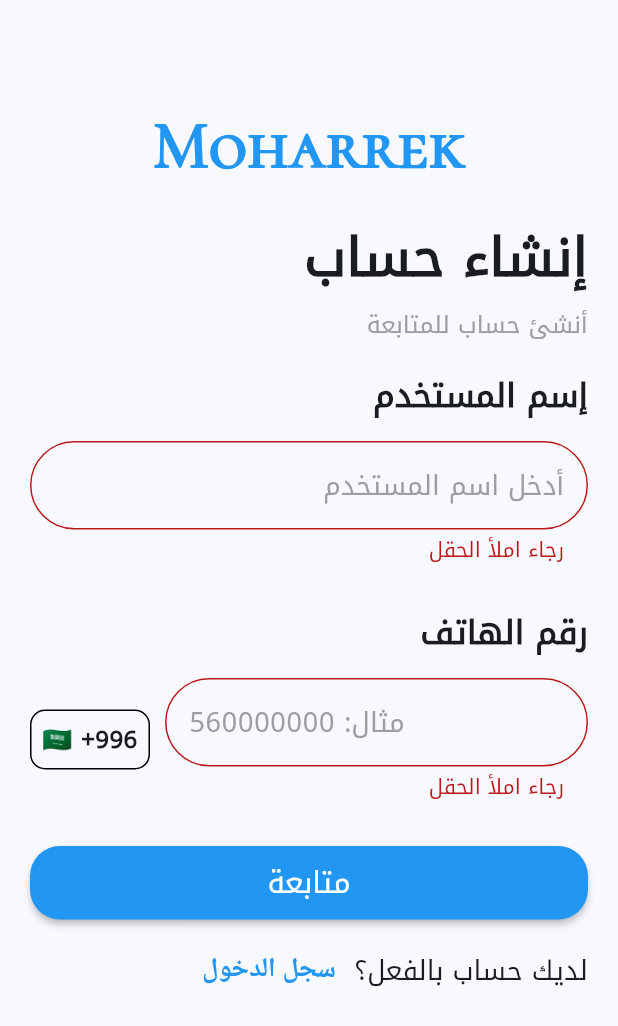
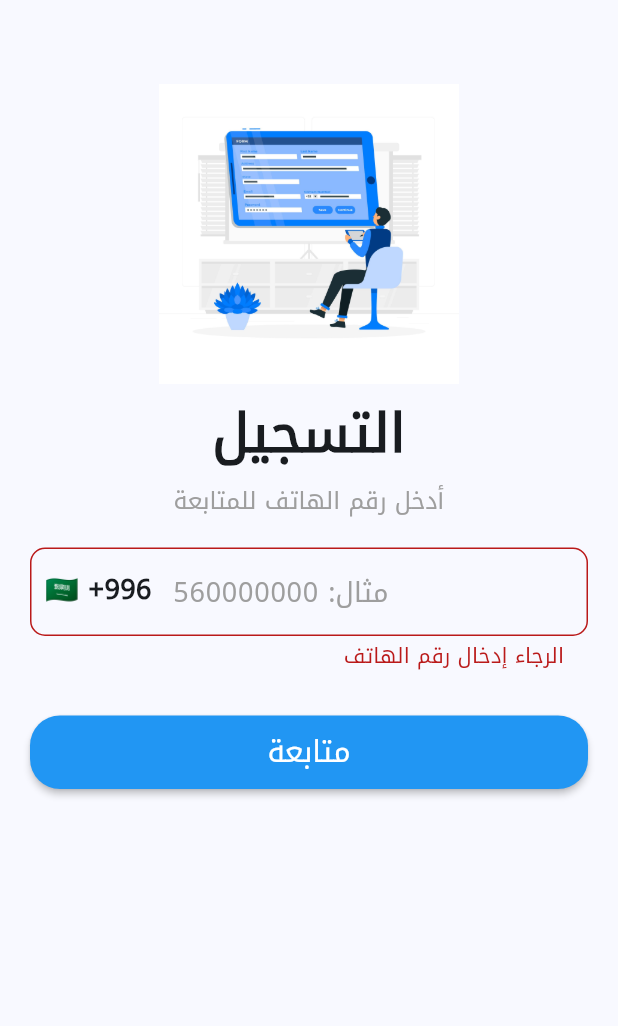
Before and after one commit to BeshrCode/Moharrek, a Flutter app: the screen it shows after launch, after a tap on "متابعة", on a phone screen of 412 x 824 dp. Shown: the top 1026 px of the screen. Run offline on Flutter 3.47's test engine with Material 3 defaults, Android fonts, the phone set to English and light mode, and no system bars; our stand-ins replace country_picker, flutter_otp_text_field, pinput.

Commit message:
Update signup page UI and renaming file to "register"

```diff
--- a/lib/auth/otp_validation.dart
+++ b/lib/auth/otp_validation.dart
@@ -29,7 +29,7 @@
                       Container(
                         height: 200,
                         width: 200,
-                        child: Image.asset("images/otp_val.jpg"),
+                        child: Image.asset("images/otp_val.png"),
                       ),
                       SizedBox(
                         height: 5,
@@ -63,17 +63,6 @@
                             textStyle: TextStyle(
                                 fontSize: 20, fontWeight: FontWeight.bold)),
                       )
-                      // OtpTextField(
-                      //   numberOfFields: 5,
-                      //   showCursor: true,
-                      //   showFieldAsBox: true,
-                      //   fieldWidth: 55,
-                      //   // borderColor: Colors.black,
-                      //   focusedBorderColor: Colors.blue,
-                      //   enabledBorderColor: Colors.black,
-                      //   disabledBorderColor: Colors.grey,
-                      //   textStyle: TextStyle(fontSize: 24),
-                      // ),
                     ],
                   ),
                 )
--- /dev/null
+++ b/lib/auth/register.dart
@@ -0,0 +1,96 @@
+import 'package:country_picker/country_picker.dart';
+import 'package:flutter/material.dart';
+import 'package:flutter/material.dart';
+import 'package:moharrek/auth/otp_validation.dart';
+import 'package:moharrek/components/AuthButton.dart';
+import 'package:moharrek/components/Logo.dart';
+import 'package:moharrek/components/TextFormField.dart';
+
+class Register extends StatefulWidget {
+  const Register({super.key});
+
+  @override
+  State<Register> createState() => _RegisterState();
+}
+
+class _RegisterState extends State<Register> {
+  late TextEditingController username = TextEditingController();
+  late TextEditingController phoneNumber = TextEditingController();
+  // late TextEditingController password = TextEditingController();
+
+  Country country = Country(
+      phoneCode: "996",
+      countryCode: "SA",
+      e164Sc: 0,
+      geographic: true,
+      level: 1,
+      name: "Saudi",
+      example: "Saudi",
+      displayName: "Saudi",
+      displayNameNoCountryCode: "SA",
+      e164Key: "");
+
+  bool isLaoding = false;
+  GlobalKey<FormState> formState = GlobalKey();
+
+  @override
+  Widget build(BuildContext context) {
+    return Scaffold(
+      appBar: AppBar(),
+      body: Form(
+        key: formState,
+        child: ListView(
+          padding: EdgeInsets.symmetric(horizontal: 20),
+          children: [
+            Container(
+              height: 200,
+              width: 200,
+              child: Image.asset("images/register.jpg"),
+            ),
+            const SizedBox(
+              height: 10,
+            ),
+            Center(
+              child: Text("التسجيل",
+                  style: Theme.of(context).textTheme.titleLarge),
+            ),
+            const SizedBox(height: 10),
+            Center(
+              child: Text(
+                "أدخل رقم الهاتف للمتابعة",
+                style: TextStyle(fontSize: 16, color: Colors.grey[500]),
+              ),
+            ),
+            const SizedBox(
+              height: 20,
+            ),
+            CustomePhoneNumberTextFormField(
+              hint: "مثال: 560000000",
+              myController: phoneNumber,
+              suffixIcon: Container(
+                  padding: EdgeInsets.all(10),
+                  child: Text(
+                    "${country.flagEmoji} +${country.phoneCode}",
+                    style: TextStyle(fontSize: 18, fontWeight: FontWeight.bold),
+                  )),
+            ),
+            const SizedBox(
+              height: 30,
+            ),
+            CustomeAuthButton(
+                text: "متابعة",
+                color: Colors.blue,
+                isLoading: isLaoding,
+                onPressed: () {
+                  if (formState.currentState!.validate()) {
+                    print("============ yes");
+                    Navigator.of(context)
+                        .push(MaterialPageRoute(builder: (context) => OTP()));
+                  }
+                }),
+          ],
+        ),
+      ),
+    );
+  }
+}
--- a/lib/auth/signup.dart
+++ /dev/null
@@ -1,142 +0,0 @@
-import 'package:flutter/material.dart';
-import 'package:flutter/material.dart';
-import 'package:moharrek/components/AuthButton.dart';
-import 'package:moharrek/components/Logo.dart';
-import 'package:moharrek/components/TextFormField.dart';
-
-class Signup extends StatefulWidget {
-  const Signup({super.key});
-
-  @override
-  State<Signup> createState() => _SignupState();
-}
-
-class _SignupState extends State<Signup> {
-  late TextEditingController username = TextEditingController();
-  late TextEditingController phoneNumber = TextEditingController();
-  // late TextEditingController password = TextEditingController();
-  bool isLaoding = false;
-  GlobalKey<FormState> formState = GlobalKey();
-
-  @override
-  Widget build(BuildContext context) {
-    return Scaffold(
-      appBar: AppBar(),
-      body: Form(
-        key: formState,
-        child: Container(
-          padding: const EdgeInsets.symmetric(horizontal: 20, vertical: 10),
-          child: ListView(
-            children: [
-              Center(
-                child: Text(
-                  "Moharrek",
-                  style: TextStyle(
-                      fontSize: 44,
-                      color: Colors.blue,
-                      fontFamily: "CormorantSC",
-                      fontWeight: FontWeight.bold),
-                ),
-              ),
-              const SizedBox(
-                height: 20,
-              ),
-              Container(
-                child: Text("إنشاء حساب",
-                    style: Theme.of(context).textTheme.titleLarge),
-              ),
-              const SizedBox(height: 10),
-              Container(
-                child: Text(
-                  "أنشئ حساب للمتابعة",
-                  style: TextStyle(fontSize: 16, color: Colors.grey[500]),
-                ),
-              ),
-              const SizedBox(
-                height: 20,
-              ),
-              Container(
-                child: Text(
-                  "إسم المستخدم",
-                  style: Theme.of(context).textTheme.titleSmall,
-                ),
-              ),
-              const SizedBox(
-                height: 15,
-              ),
-              CustomeTextFormField(
-                hint: "أدخل اسم المستخدم",
-                myController: username,
-              ),
-              const SizedBox(
-                height: 30,
-              ),
-              Container(
-                child: Text(
-                  "رقم الهاتف",
-                  style: Theme.of(context).textTheme.titleSmall,
-                ),
-              ),
-              const SizedBox(
-                height: 15,
-              ),
-              Row(
-                children: [
-                  CustomePhoneNumberTextFormField(
-                    hint: "مثال: 560000000",
-                    myController: phoneNumber,
-                  ),
-                  Container(
-                    margin: EdgeInsets.only(right: 10),
-                    height: 40,
-                    width: 80,
-                    decoration: BoxDecoration(
-                        border: Border.all(width: 1, color: Colors.black),
-                        borderRadius: BorderRadius.all(Radius.circular(10))),
-                    child: Center(
-                        child: Text(
-                      "🇸🇦 +996",
-                      style:
-                          TextStyle(fontSize: 16, fontWeight: FontWeight.bold),
-                    )),
-                  ),
-                ],
-              ),
-              const SizedBox(
-                height: 30,
-              ),
-              CustomeAuthButton(
-                  text: "متابعة",
-                  color: Colors.blue,
-                  isLoading: isLaoding,
-                  onPressed: () {
-                    if (formState.currentState!.validate()) {
-                      print("============ yes");
-                    }
-                  }),
-              const SizedBox(
-                height: 20,
-              ),
-              InkWell(
-                onTap: () {
-                  // Navigator.of(context).pushReplacement(
-                  //     MaterialPageRoute(builder: (context) => Login()));
-                },
-                child: Text.rich(
-                  TextSpan(children: [
-                    TextSpan(text: "لديك حساب بالفعل؟  "),
-                    TextSpan(
-                        text: "سجل الدخول",
-                        style: TextStyle(
-                            color: Colors.blue, fontWeight: FontWeight.bold))
-                  ]),
-                  style: Theme.of(context).textTheme.bodyLarge,
-                ),
-              )
-            ],
-          ),
-        ),
-      ),
-    );
-  }
-}
--- a/lib/components/TextFormField.dart
+++ b/lib/components/TextFormField.dart
@@ -11,6 +11,7 @@
   Widget build(BuildContext context) {
     return TextFormField(
       controller: myController,
+      cursorColor: Colors.blue,
       validator: (value) {
         if (value == "") {
           return "رجاء املأ الحقل";
@@ -23,62 +24,146 @@
               fontSize: 18,
               fontWeight: FontWeight.normal),
           border: OutlineInputBorder(
-            borderRadius: BorderRadius.all(Radius.circular(30)),
+            borderRadius: BorderRadius.all(Radius.circular(10)),
           ),
           enabledBorder: OutlineInputBorder(
-              borderRadius: BorderRadius.all(Radius.circular(30)))),
+              borderRadius: BorderRadius.all(Radius.circular(10)))),
     );
   }
 }
 
-class CustomePhoneNumberTextFormField extends StatelessWidget {
+class CustomePhoneNumberTextFormField extends StatefulWidget {
   final String hint;
   final TextEditingController myController;
+  final Widget suffixIcon;
   const CustomePhoneNumberTextFormField(
-      {super.key, required this.hint, required this.myController});
+      {super.key,
+      required this.hint,
+      required this.myController,
+      required this.suffixIcon});
 
+  @override
+  State<CustomePhoneNumberTextFormField> createState() =>
+      _CustomePhoneNumberTextFormFieldState();
+}
+
+class _CustomePhoneNumberTextFormFieldState
+    extends State<CustomePhoneNumberTextFormField> {
   @override
   Widget build(BuildContext context) {
     return Expanded(
       child: TextFormField(
           keyboardType: TextInputType.number,
+          cursorColor: Colors.blue,
           textAlign: TextAlign.left,
-        controller: myController,
+          controller: widget.myController,
+          onChanged: (value) => setState(() {}),
           validator: (value) {
             if (value == "") {
-            return "رجاء املأ الحقل";
+              return "الرجاء إدخال رقم الهاتف";
             }
             if (value!.length != 9) {
               return "يجب أن يكون الرقم من 9 خانات";
             }
             final n = num.tryParse(value);
             if (n == null) {
-            return 'رقم خاطئ';
+              return 'رقم غير صالح';
             }
           },
           decoration: InputDecoration(
-            hintText: hint,
+              hintText: widget.hint,
               hintStyle: TextStyle(
                   color: Colors.grey[500],
                   fontSize: 18,
                   fontWeight: FontWeight.normal),
               border: OutlineInputBorder(
-              borderRadius: BorderRadius.all(Radius.circular(30)),
+                borderRadius: BorderRadius.all(Radius.circular(10)),
               ),
               enabledBorder: OutlineInputBorder(
-                borderRadius: BorderRadius.all(Radius.circular(30)))),
+                  borderRadius: BorderRadius.all(Radius.circular(10))),
+              suffixIcon: widget.suffixIcon,
+              prefix: widget.myController.text.length == 9
+                  ? Container(
+                      // padding: EdgeInsets.all(10),
+                      width: 20,
+                      height: 20,
+                      decoration: BoxDecoration(
+                          shape: BoxShape.circle, color: Colors.green),
+                      child: Icon(
+                        Icons.done,
+                        color: Colors.white,
+                        size: 15,
                       ),
+                    )
+                  : null)),
     );
   }
+}
 
-  numberValidator(String value) {
-    if (value == null) {
-      return null;
-    }
-    final n = num.tryParse(value);
-    if (n == null) {
-      return '"$value" is not a valid number';
-    }
-    return null;
-  }
-}
+// class CustomePhoneNumberTextFormField extends StatelessWidget {
+//   final String hint;
+//   final TextEditingController myController;
+//   final Widget suffixIcon;
+
+//   const CustomePhoneNumberTextFormField(
+//       {super.key,
+//       required this.hint,
+//       required this.myController,
+//       required this.suffixIcon});
+
+//   @override
+//   Widget build(BuildContext context) {
+//     return Expanded(
+//       child: TextFormField(
+//         keyboardType: TextInputType.number,
+//         cursorColor: Colors.blue,
+//         textAlign: TextAlign.left,
+//         controller: myController,
+//         onTap: (){
+
+//         },
+//         validator: (value) {
+//           if (value == "") {
+//             return "رجاء املأ الحقل";
+//           }
+//           if (value!.length != 9) {
+//             return "يجب أن يكون الرقم من 9 خانات";
+//           }
+//           final n = num.tryParse(value);
+//           if (n == null) {
+//             return 'رقم خاطئ';
+//           }
+//         },
+//         decoration: InputDecoration(
+//             hintText: hint,
+//             hintStyle: TextStyle(
+//                 color: Colors.grey[500],
+//                 fontSize: 18,
+//                 fontWeight: FontWeight.normal),
+//             border: OutlineInputBorder(
+//               borderRadius: BorderRadius.all(Radius.circular(10)),
+//             ),
+//             enabledBorder: OutlineInputBorder(
+//                 borderRadius: BorderRadius.all(Radius.circular(10))),
+//             suffixIcon: suffixIcon,
+//             prefix: myController.text.length > 9? Container(
+//               width: 20,
+//               height: 20,
+//               decoration: BoxDecoration(shape: BoxShape.circle, color: Colors.green),
+//               child: Icon(Icons.done),
+//             )),
+//       ),
+//     );
+//   }
+
+//   // numberValidator(String value) {
+//   //   if (value == null) {
+//   //     return null;
+//   //   }
+//   //   final n = num.tryParse(value);
+//   //   if (n == null) {
+//   //     return '"$value" is not a valid number';
+//   //   }
+//   //   return null;
+//   // }
+// }
--- a/lib/main.dart
+++ b/lib/main.dart
@@ -1,7 +1,7 @@
 import 'package:flutter/material.dart';
 import 'package:moharrek/auth/login.dart';
 import 'package:moharrek/auth/otp_validation.dart';
-import 'package:moharrek/auth/signup.dart';
+import 'package:moharrek/auth/register.dart';
 
 void main() {
   runApp(const MyApp());
@@ -38,7 +38,7 @@
           )),
       home: Directionality(
         textDirection: TextDirection.rtl,
-        child: Signup(),
+        child: Register(),
       ),
     );
   }
--- a/pubspec.yaml
+++ b/pubspec.yaml
@@ -37,6 +37,7 @@
   cupertino_icons: ^1.0.2
   flutter_otp_text_field: ^1.1.1
   pinput: ^4.0.0
+  country_picker: ^2.0.25
 
 dev_dependencies:
   flutter_test:
@@ -63,7 +64,8 @@
   # To add assets to your application, add an assets section, like this:
   assets:
     - images/red_car.png
-    - images/otp_val.jpg
+    - images/otp_val.png
+    - images/register.jpg
   #   - images/a_dot_ham.jpeg
 
   # An image asset can refer to one or more resolution-specific "variants", see
```
Also changed, not shown: images/otp_val.jpg (deleted), images/otp_val.png (added), images/register.jpg (added), pubspec.lock, 2 other files. Lines whose indentation alone changed are shown as unchanged.
